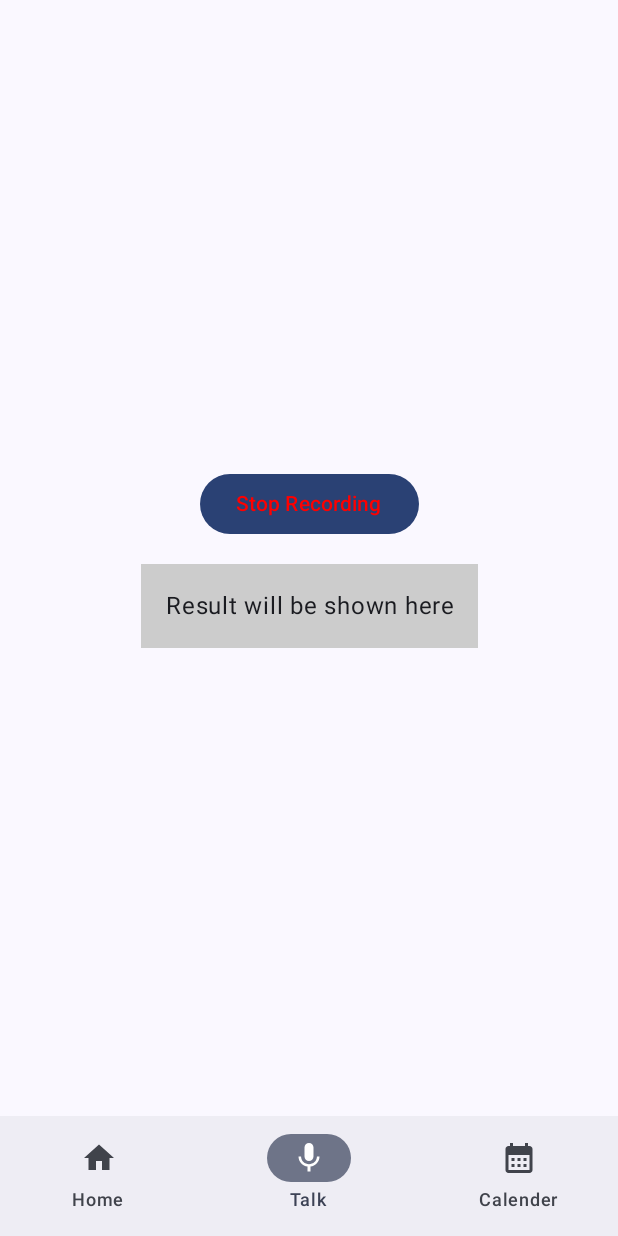
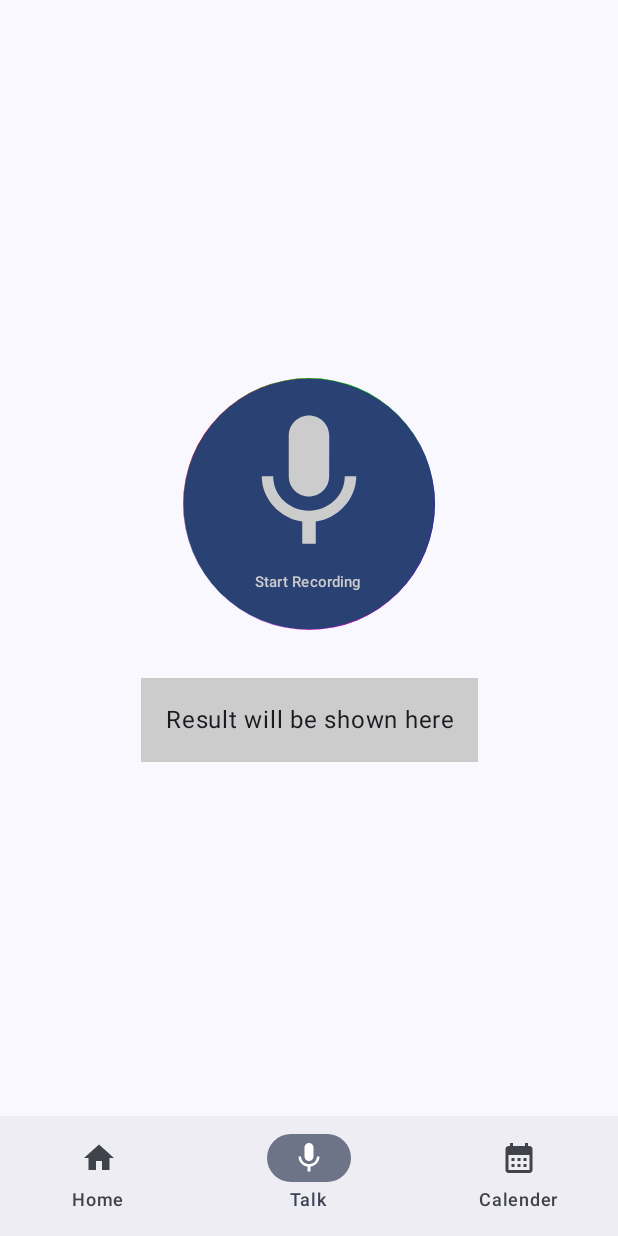
Before and after one commit to Swirl86/Listify-Planner, an Android app built with Jetpack Compose: the screen it shows after launch (MainActivity), item 2 of the bottom bar chosen, on a phone screen of 412 x 824 dp. Run offline under Robolectric (Android 15) with nearby library versions, the phone set to English and light mode, and no system bars; our stand-ins replace Dagger/Hilt's generated code, Room's generated code.

Commit message:
new record button design

```diff
--- /dev/null
+++ b/app/src/main/java/com/swirl/listifyplanner/presentation/common/AnimatedCircle.kt
@@ -0,0 +1,82 @@
+package com.swirl.listifyplanner.presentation.common
+
+import androidx.compose.animation.core.LinearEasing
+import androidx.compose.animation.core.RepeatMode
+import androidx.compose.animation.core.animateFloat
+import androidx.compose.animation.core.infiniteRepeatable
+import androidx.compose.animation.core.rememberInfiniteTransition
+import androidx.compose.animation.core.tween
+import androidx.compose.runtime.getValue
+import androidx.compose.ui.Modifier
+import androidx.compose.ui.composed
+import androidx.compose.ui.draw.clip
+import androidx.compose.ui.draw.drawWithCache
+import androidx.compose.ui.geometry.Size
+import androidx.compose.ui.graphics.BlendMode
+import androidx.compose.ui.graphics.Brush
+import androidx.compose.ui.graphics.Color
+import androidx.compose.ui.graphics.Outline
+import androidx.compose.ui.graphics.Shape
+import androidx.compose.ui.graphics.drawOutline
+import androidx.compose.ui.graphics.drawscope.Stroke
+import androidx.compose.ui.graphics.drawscope.rotate
+import androidx.compose.ui.graphics.nativeCanvas
+import androidx.compose.ui.unit.Dp
+
+val gradientColors = listOf(
+    Color.Red,
+    Color.Green,
+    Color.Blue,
+    Color.Magenta,
+    Color.LightGray,
+    Color.Red
+)
+
+fun Modifier.drawAnimationBorder(
+    strokeWidth: Dp,
+    shape: Shape,
+    brush: (Size) -> Brush = {
+        Brush.sweepGradient(gradientColors)
+    },
+    durationMillis: Int
+) = composed { composed {
+  val infiniteTransition = rememberInfiniteTransition("Roration")
+  val angle by infiniteTransition.animateFloat(
+      initialValue = 0f,
+      targetValue = 360f,
+      animationSpec = infiniteRepeatable(
+          animation = tween(durationMillis, easing = LinearEasing),
+          repeatMode = RepeatMode.Restart
+      ),
+      label = "Rotation"
+  )
+
+    Modifier
+        .clip(shape)
+        .drawWithCache {
+            val strokeWidthPx = strokeWidth.toPx()
+            val outline: Outline = shape.createOutline(size, layoutDirection, this)
+            onDrawWithContent {
+                drawContent()
+                with(drawContext.canvas.nativeCanvas) {
+                    val checkPoint = saveLayer(null, null)
+                    drawOutline(
+                        outline = outline,
+                        color = Color.Gray,
+                        style = Stroke(strokeWidthPx * 2)
+                    )
+
+                    // Source
+                    rotate(angle) {
+                        drawCircle(
+                            brush = brush(size),
+                            radius = size.width,
+                            blendMode = BlendMode.SrcIn
+                        )
+                    }
+
+                    restoreToCount(checkPoint)
+                }
+            }
+        }
+} }
--- a/app/src/main/java/com/swirl/listifyplanner/presentation/speech_to_text_screen/SpeechToTextScreen.kt
+++ b/app/src/main/java/com/swirl/listifyplanner/presentation/speech_to_text_screen/SpeechToTextScreen.kt
@@ -5,7 +5,12 @@ import androidx.activity.compose.rememberLauncherForActivityResult
 import androidx.activity.result.contract.ActivityResultContracts
 import androidx.compose.foundation.background
 import androidx.compose.foundation.layout.*
+import androidx.compose.foundation.shape.RoundedCornerShape
+import androidx.compose.material.icons.Icons
+import androidx.compose.material.icons.filled.Mic
+import androidx.compose.material.icons.filled.MicOff
 import androidx.compose.material3.Button
+import androidx.compose.material3.Icon
 import androidx.compose.material3.Text
 import androidx.compose.runtime.Composable
 import androidx.compose.runtime.LaunchedEffect
@@ -20,10 +25,12 @@ import androidx.compose.ui.graphics.Color
 import androidx.compose.ui.platform.LocalContext
 import androidx.compose.ui.text.style.TextAlign
 import androidx.compose.ui.unit.dp
+import androidx.compose.ui.unit.sp
 import com.google.accompanist.permissions.ExperimentalPermissionsApi
 import com.google.accompanist.permissions.isGranted
 import com.google.accompanist.permissions.rememberPermissionState
 import com.swirl.listifyplanner.R
+import com.swirl.listifyplanner.presentation.common.drawAnimationBorder
 import com.swirl.listifyplanner.presentation.common.toastMsg
 import com.swirl.listifyplanner.utils.UiText
 import com.swirl.listifyplanner.utils.speech.SpeechToTextConverter
@@ -44,10 +51,6 @@ fun SpeechToTextScreen() {
         } else {
             toastMsg(context, UiText.StringResource(R.string.speech_permission_prompt).asString(context), true)
         }
-    }
-
-    LaunchedEffect (!recordAudioPermissionState.status.isGranted) {
-        requestPermissionLauncher.launch(Manifest.permission.RECORD_AUDIO)
     }
 
     val state by speechToTextConverter.state.collectAsState()
@@ -73,16 +76,41 @@ fun SpeechToTextScreen() {
                         requestPermissionLauncher.launch(Manifest.permission.RECORD_AUDIO)
                     }
                 }
-            }
+            },
+            modifier = Modifier
+                .width(200.dp)
+                .height(200.dp)
+                .padding(16.dp)
+                .drawAnimationBorder(
+                    strokeWidth = if (state.isSpeaking) 15.dp else 0.dp,
+                    durationMillis = 3500,
+                    shape = RoundedCornerShape(100)
+                )
         ) {
+            Column(
+                modifier = Modifier.padding(6.dp),
+                horizontalAlignment = Alignment.CenterHorizontally,
+                verticalArrangement = Arrangement.Center
+            ) {
+                Icon(
+                    imageVector = if (state.isSpeaking) Icons.Default.MicOff else Icons.Default.Mic,
+                    contentDescription = null,
+                    modifier = Modifier
+                        .weight(4f)
+                        .fillMaxSize(),
+                    tint = Color.LightGray
+                )
                 Text(
+                    modifier = Modifier.weight(1f),
+                    fontSize = 10.sp,
                     text = if (state.isSpeaking) {
                         UiText.StringResource(R.string.speech_stop).asString(context)
                     } else {
                         UiText.StringResource(R.string.speech_start).asString(context)
                     },
-                color = if (state.isSpeaking) Color.Red else Color.Green
+                    color = Color.LightGray
                 )
+            }
         }
         Spacer(modifier = Modifier.height(16.dp))
         Text(
--- a/app/src/main/java/com/swirl/listifyplanner/utils/speech/SpeechToTextConverter.kt
+++ b/app/src/main/java/com/swirl/listifyplanner/utils/speech/SpeechToTextConverter.kt
@@ -67,7 +67,10 @@ class SpeechToTextConverter(context: Context) : AudioTranscription {
     override fun startListening() {
         speechRecognizer.startListening(recognizerIntent)
         _state.update {
-            it.copy(isSpeaking = true)
+            it.copy(
+                spokenText = "",
+                isSpeaking = true
+            )
         }
     }
 
```
Also changed, not shown: app/src/main/java/com/swirl/listifyplanner/presentation/common/CustomSnackbar.kt (renamed from app/src/main/java/com/swirl/listifyplanner/presentation/common/snackbar.kt), app/src/main/java/com/swirl/listifyplanner/presentation/common/ToastMsg.kt (renamed from app/src/main/java/com/swirl/listifyplanner/presentation/common/toastMsg.kt). Lines whose indentation alone changed are shown as unchanged.
